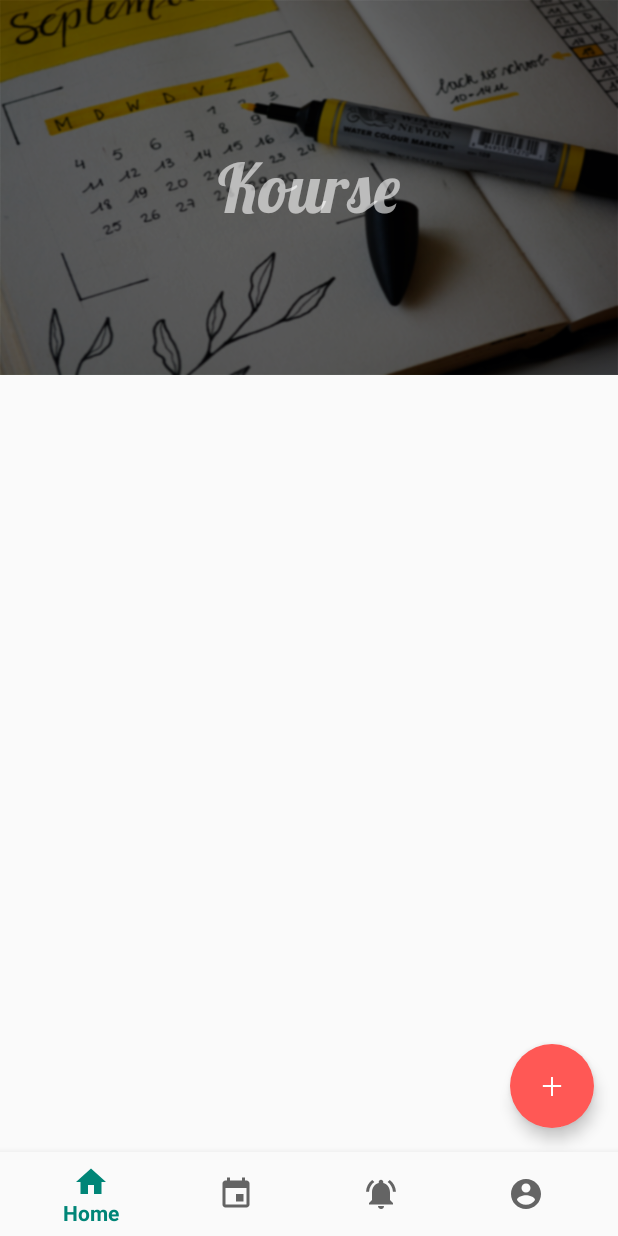
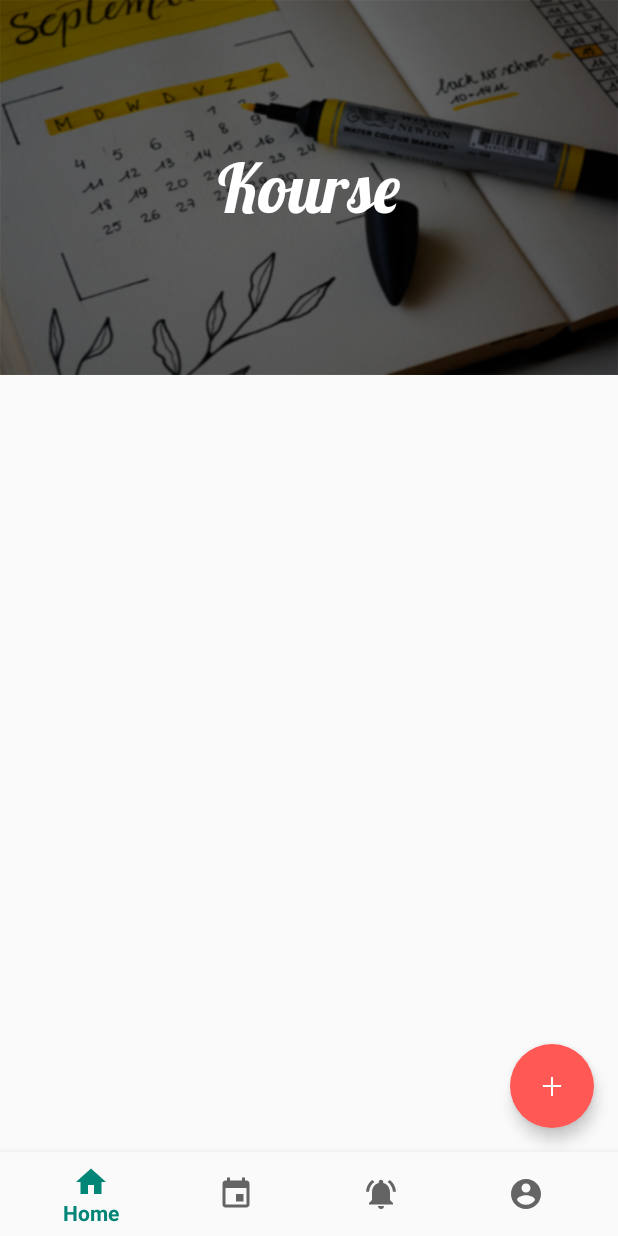
Before and after one commit to teema15135/Kourse, an Android app: the HomeFragment screen opened directly, with no data from a screen before it, on a phone screen of 412 x 824 dp. Run offline under Robolectric (Android 15) with nearby library versions, the light colour scheme and no system bars.

Commit message:
Home Fragment update

```diff
--- a/app/src/main/res/layout/fragment_home.xml
+++ b/app/src/main/res/layout/fragment_home.xml
@@ -2,7 +2,14 @@
 <RelativeLayout xmlns:android="http://schemas.android.com/apk/res/android"
     android:layout_width="match_parent"
     android:layout_height="match_parent"
+    android:id="@+id/layout_main"
     xmlns:app="http://schemas.android.com/apk/res-auto" >
+
+
+    <LinearLayout
+        android:layout_width="match_parent"
+        android:layout_height="wrap_content"
+        android:orientation="vertical">
 
         <RelativeLayout
             android:layout_width="match_parent"
@@ -22,13 +29,27 @@
                 android:layout_centerHorizontal="true"
                 android:layout_centerVertical="true"
                 android:text="Kourse"
-            android:alpha="0.6"
                 android:textColor="#ffff"
                 android:fontFamily="@font/lobster"
                 android:textSize="45sp"/>
-
         </RelativeLayout>
 
+        <ScrollView
+            android:layout_width="match_parent"
+            android:layout_height="match_parent"
+            android:scrollbars="none"
+            android:layout_marginBottom="16dp">
+            <LinearLayout
+                android:layout_gravity="center_horizontal"
+                android:layout_width="wrap_content"
+                android:layout_height="wrap_content"
+                android:orientation="vertical"
+                android:id="@+id/layout_list">
+            </LinearLayout>
+        </ScrollView>
+
+
+    </LinearLayout>
 
 
     <android.support.design.widget.FloatingActionButton
```
Lines whose indentation alone changed are shown as unchanged.
